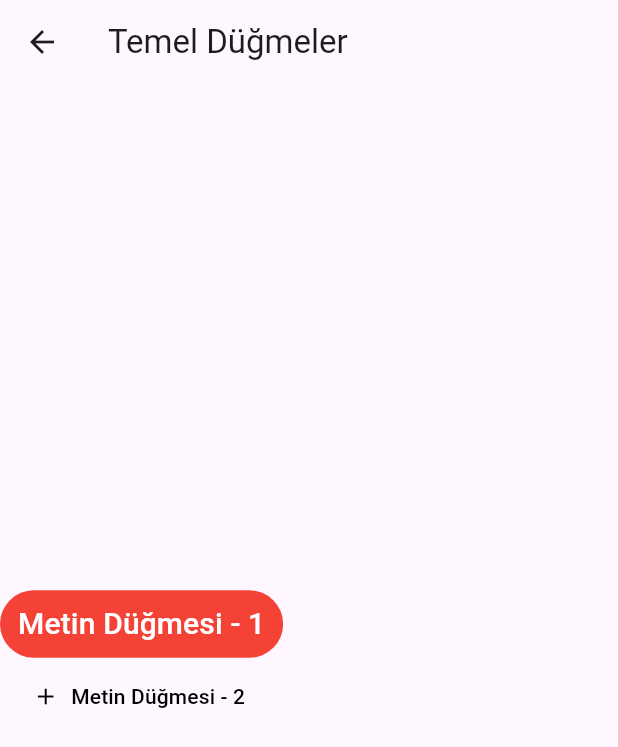
After one commit to yayirgul/flutter_library, a Flutter app: the screen it shows after launch, after a tap on "Temel Düğmeler", on a phone screen of 412 x 824 dp. The commit adds this screen. Shown: the top 747 px of the screen. Run offline on Flutter 3.47's test engine with Material 2 defaults, Android fonts, the light colour scheme and no system bars.

Commit message:
button widget

```diff
--- a/lib/main.dart
+++ b/lib/main.dart
@@ -1,5 +1,6 @@
 import 'package:flutter/material.dart';
 import 'package:flutter_library/widgets/appbar_action_widget.dart';
+import 'package:flutter_library/widgets/button_widget.dart';
 import 'package:flutter_library/widgets/counter_widget.dart';
 import 'package:flutter_library/widgets/dropdown_widget.dart';
 import 'package:flutter_library/widgets/image_widget.dart';
@@ -74,7 +75,16 @@ class _MyHomePageState extends State<MyHomePage> {
                         const AppbarActionWidget(title: 'Çubuğu Eylemleri'),
                   ));
                 },
-                child: const Text('Uygulama Çubuğu Eylemleri'))
+                child: const Text('Uygulama Çubuğu Eylemleri')),
+            ElevatedButton(
+                onPressed: () {
+                  Navigator.of(context).push(MaterialPageRoute(
+                    builder: (context) => const ButtonWidget(
+                      title: 'Temel Düğmeler',
+                    ),
+                  ));
+                },
+                child: const Text('Temel Düğmeler'))
           ],
         ),
       ),
--- /dev/null
+++ b/lib/widgets/button_widget.dart
@@ -0,0 +1,49 @@
+import 'package:flutter/material.dart';
+
+class ButtonWidget extends StatefulWidget {
+  final String title;
+  const ButtonWidget({super.key, required this.title});
+
+  @override
+  State<ButtonWidget> createState() => _ButtonWidgetState();
+}
+
+class _ButtonWidgetState extends State<ButtonWidget> {
+  @override
+  Widget build(BuildContext context) {
+    return Scaffold(
+      appBar: AppBar(
+        title: Text(widget.title),
+      ),
+      body: Column(mainAxisAlignment: MainAxisAlignment.center, children: [
+        TextButton(
+            onPressed: () {},
+            onLongPress: () {
+              debugPrint('Metin düğmesine UZUN basıldı...');
+            },
+            style: TextButton.styleFrom(backgroundColor: Colors.red),
+            child: const Text(
+              'Metin Düğmesi - 1',
+              style: TextStyle(color: Colors.white, fontSize: 20),
+            )),
+        TextButton.icon(
+            onPressed: () {},
+            style: ButtonStyle(
+                backgroundColor: MaterialStateProperty.resolveWith((states) {
+                  if (states.contains(MaterialState.pressed)) {
+                    return Colors.teal;
+                  }
+                  if (states.contains(MaterialState.hovered)) {
+                    return Colors.orange;
+                  }
+                  return null;
+                }),
+                foregroundColor: MaterialStateProperty.all(Colors.black),
+                overlayColor:
+                    MaterialStateProperty.all(Colors.yellow.withOpacity(0.5))),
+            icon: const Icon(Icons.add),
+            label: const Text('Metin Düğmesi - 2'))
+      ]),
+    );
+  }
+}
--- a/lib/widgets/dropdown_widget.dart
+++ b/lib/widgets/dropdown_widget.dart
@@ -28,11 +28,11 @@ class _DropdownWidgetState extends State<DropdownWidget> {
                   DropdownMenuItem<String>(value: item, child: Text(item)))
               .toList(),
           value: selected,
-          onChanged: (String? _selected) {
+          onChanged: (String? selectedItem) {
             setState(() {
               debugPrint('onChanged fonksiyonu çalıştırıldı...');
-              debugPrint('Seçilen Değer : $_selected');
-              selected = _selected;
+              debugPrint('Seçilen Değer : $selectedItem');
+              selected = selectedItem;
             });
           },
         ),
```
